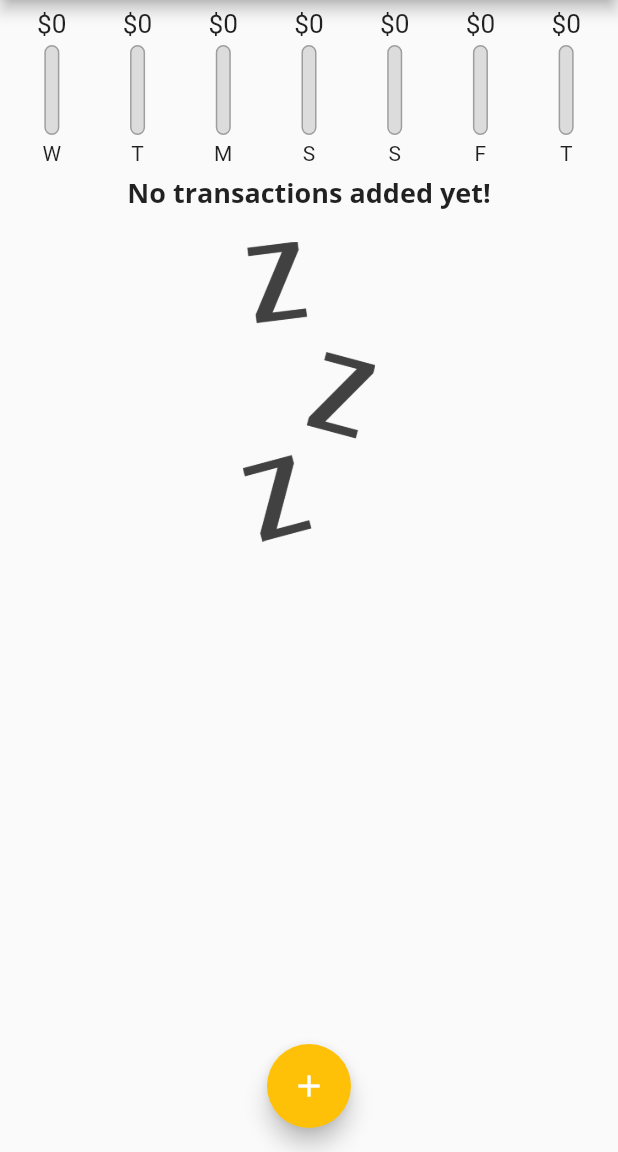
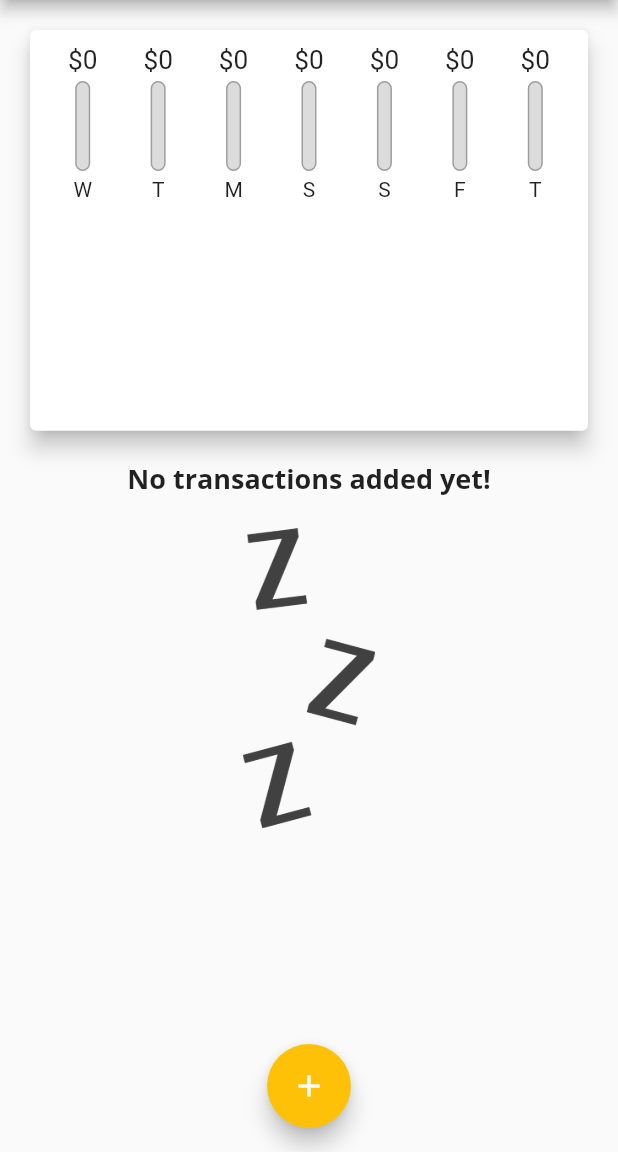
Before and after one commit to serdarturkmen/transaction_card, a Flutter app: the screen it shows after launch, on a phone screen of 412 x 824 dp, the part 84-1236 px from its top. Run offline on Flutter 3.47's test engine with Material 2 defaults, Android fonts, the light colour scheme and no system bars; missing offline and left inert: dart:ffi; Roboto replaces fonts that are missing (Open Sans).

Commit message:
container heigt calculation

```diff
--- a/lib/main.dart
+++ b/lib/main.dart
@@ -55,11 +55,12 @@ class _MyHomePageState extends State<MyHomePage> {
     }).toList();
   }
 
-  void _addNewTransaction(String txTitle, double txAmount) {
+  void _addNewTransaction(
+      String txTitle, double txAmount, DateTime chosenDate) {
     final newTx = Transaction(
       title: txTitle,
       amount: txAmount,
-      date: DateTime.now(),
+      date: chosenDate,
       id: DateTime.now().toString(),
     );
 
@@ -89,8 +90,7 @@ class _MyHomePageState extends State<MyHomePage> {
 
   @override
   Widget build(BuildContext context) {
-    return Scaffold(
-      appBar: AppBar(
+    final appBar = AppBar(
       title: Text('Personal Expenses',
           style: TextStyle(
             fontFamily: 'Open Sans',
@@ -101,14 +101,27 @@ class _MyHomePageState extends State<MyHomePage> {
           onPressed: () => _startAddNewTransaction(context),
         ),
       ],
-      ),
+    );
+    return Scaffold(
+      appBar: appBar,
       body: SingleChildScrollView(
         child: Column(
           // mainAxisAlignment: MainAxisAlignment.start,
           crossAxisAlignment: CrossAxisAlignment.stretch,
           children: <Widget>[
-            Chart(_recentTransactions),
-            TransactionList(_userTransactions, _deleteTransaction),
+            Container(
+                height: (MediaQuery.of(context).size.height -
+                        appBar.preferredSize.height -
+                        MediaQuery.of(context).padding.top) *
+                    0.4,
+                child: Chart(_recentTransactions)),
+            Container(
+              height: (MediaQuery.of(context).size.height -
+                      appBar.preferredSize.height -
+                      MediaQuery.of(context).padding.top) *
+                  0.6,
+              child: TransactionList(_userTransactions, _deleteTransaction),
+            ),
           ],
         ),
       ),
--- a/lib/widgets/chart.dart
+++ b/lib/widgets/chart.dart
@@ -41,9 +41,11 @@ class Chart extends StatelessWidget {
 
   @override
   Widget build(BuildContext context) {
-    print(groupedTransactionValues);
-    return Padding(
-      padding: EdgeInsets.all(6),
+    return Card(
+      elevation: 6,
+      margin: EdgeInsets.all(20),
+      child: Padding(
+        padding: const EdgeInsets.all(10),
         child: Row(
           mainAxisAlignment: MainAxisAlignment.spaceAround,
           children: groupedTransactionValues.map((data) {
@@ -61,6 +63,7 @@ class Chart extends StatelessWidget {
             );
           }).toList(),
         ),
+      ),
     );
   }
 }
--- a/lib/widgets/transaction_list.dart
+++ b/lib/widgets/transaction_list.dart
@@ -11,9 +11,7 @@ class TransactionList extends StatelessWidget {
 
   @override
   Widget build(BuildContext context) {
-    return Container(
-      height: 450,
-      child: transactions.isEmpty
+    return transactions.isEmpty
         ? Column(
             children: <Widget>[
               Text(
@@ -65,7 +63,6 @@ class TransactionList extends StatelessWidget {
               );
             },
             itemCount: transactions.length,
-            ),
           );
   }
 }
```
Lines whose indentation alone changed are shown as unchanged.
